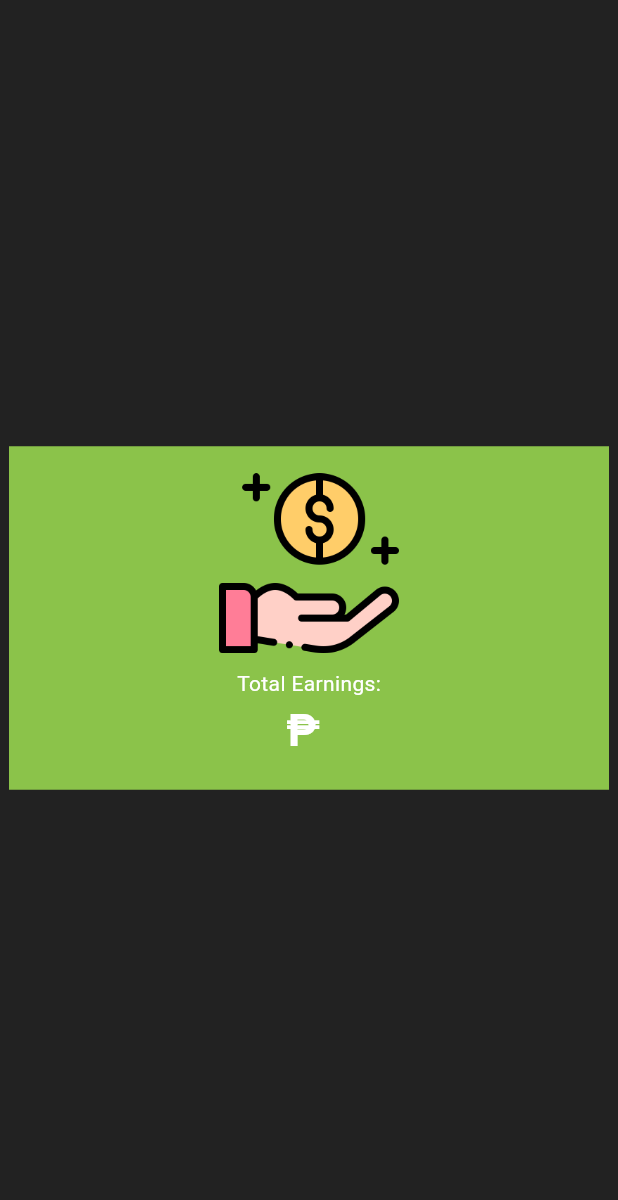
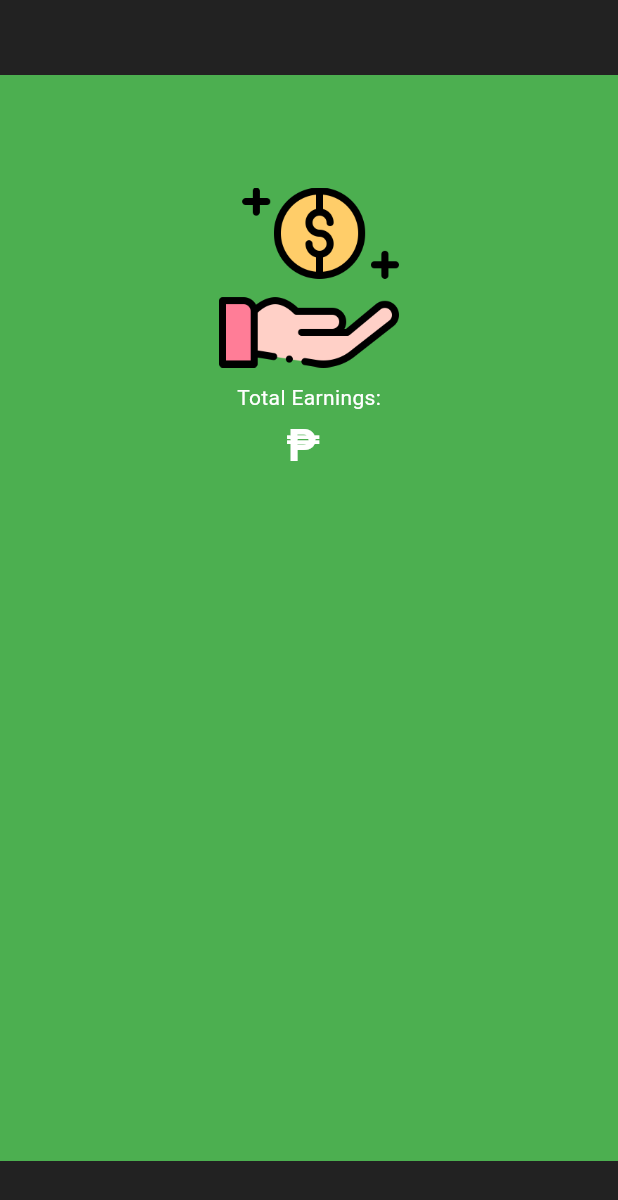
Before and after one commit to jnthnag/thesis_drivers_app_module, a Flutter app: the EarningsPage screen opened directly, on a phone screen of 412 x 824 dp. Shown: the top 1200 px of the screen. Run offline on Flutter 3.47's test engine with Material 3 defaults, Android fonts, the phone set to English and light mode, and no system bars; our stand-ins replace assets_audio_player, connectivity_plus, firebase_auth, firebase_core, firebase_database, firebase_messaging and 5 more; missing offline and left inert: flutter_geofire, flutter_polyline_points, restart_app; accounts and stored records are empty.

Commit message:
push notification and UI update

```diff
--- a/lib/pages/earnings_page.dart
+++ b/lib/pages/earnings_page.dart
@@ -16,7 +16,6 @@ class _EarningsPageState extends State<EarningsPage>
   getTotalEarningsOfCurrentDriver() async
   {
     DatabaseReference driversRef = FirebaseDatabase.instance.ref().child("drivers");
-
 
     await driversRef.child(FirebaseAuth.instance.currentUser!.uid)
         .once()
@@ -44,14 +43,17 @@ class _EarningsPageState extends State<EarningsPage>
     return Scaffold(
       body: Column(
         mainAxisAlignment: MainAxisAlignment.center,
+
         children: [
 
           Center(
+
             child: Container(
-              color: Colors.lightGreen,
-              width: 400,
+              color: Colors.green,
+              width: MediaQuery.of(context).size.width,
+              height: (MediaQuery.of(context).size.height) - 100,
               child: Padding(
-                padding: const EdgeInsets.all(18.0),
+                padding: const EdgeInsets.all(75.0),
                 child: Column(
                   children: [
 
--- a/lib/pages/home_page.dart
+++ b/lib/pages/home_page.dart
@@ -153,7 +153,7 @@ class _HomePageState extends State<HomePage> {
       key:sKey,
       drawer: Container(
         width: 230,
-        color: Colors.amber,
+        color: Colors.green.shade300,
         child: Drawer(
           backgroundColor: Colors.white10,
           child: ListView(
@@ -294,7 +294,7 @@ class _HomePageState extends State<HomePage> {
                     ]
                 ),
                 child: CircleAvatar(
-                  backgroundColor: Colors.amber,
+                  backgroundColor: Colors.green.shade400,
                   radius: 20,
                   child: Icon(
                     isDrawerOpened == true ? Icons.menu : Icons.close,
@@ -357,7 +357,7 @@ class _HomePageState extends State<HomePage> {
                                       textAlign: TextAlign.center,
                                       style: const TextStyle(
                                         fontSize: 22,
-                                        color: Colors.white70,
+                                        color: Colors.white,
                                         fontWeight: FontWeight.bold,
                                       ),
                                     ),
--- a/lib/pushNotification/push_notification_system.dart
+++ b/lib/pushNotification/push_notification_system.dart
@@ -21,7 +21,7 @@ class PushNotificationSystem
   StreamSubscription<DatabaseEvent>? DispatchStreamSubscription;
   List<String> tripIDs = [];
   List<LatLng> pickUpLatLangs = [];
-  List<String> pickUpAddresses = [];
+  List pickUpAddresses = [];
 
   // generate unique FCM token for each driver
   Future<String?> generateDeviceRegistrationToken() async
@@ -112,7 +112,7 @@ class PushNotificationSystem
             log("pickUpLatLangs: $pickUpLatLangs");
 
             tripDetailsInfo.pickUpAddress = (dataSnapshot.snapshot.value! as Map)["pickUpAddress"];
-            pickUpAddresses.add(tripDetailsInfo.pickUpAddress.toString());
+            pickUpAddresses.add({"address": tripDetailsInfo.pickUpAddress});
             log("pickUpAddresses : $pickUpAddresses");
 
             double dropOffLat = double.parse((dataSnapshot.snapshot.value! as Map)["dropOffLatLng"]["latitude"]);
```
